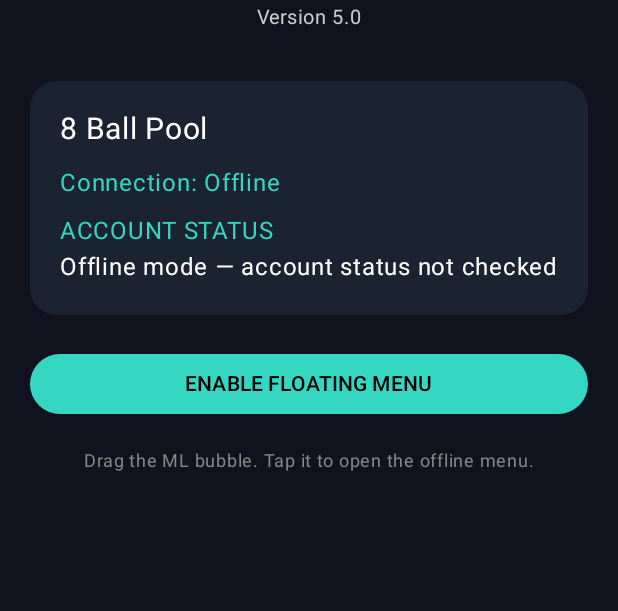
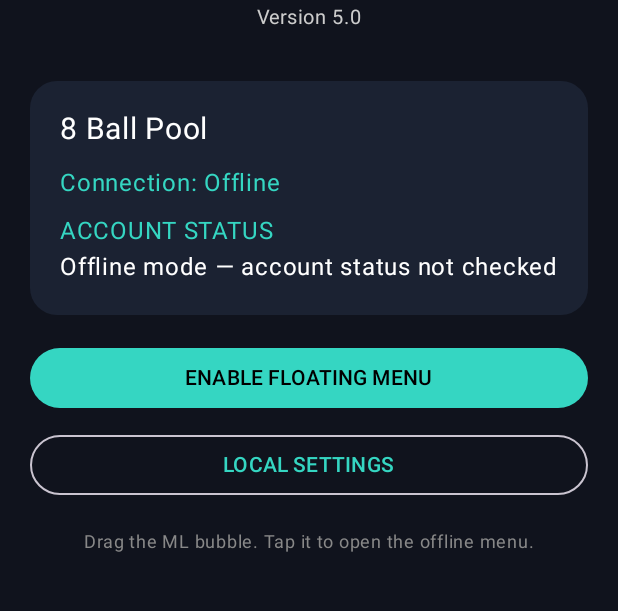
Before and after one commit to Abbas2487248/AbbasSaad, an Android app built with Jetpack Compose: the screen it shows after launch (MainActivity), on a phone screen of 412 x 824 dp, the part 127-738 px from its top. Run offline under Robolectric (Android 15) with nearby library versions, the phone set to English and light mode, and no system bars.

Commit message:
Add local settings screen entry point

```diff
--- a/app/src/main/java/co/magiclines/apk2/MainActivity.kt
+++ b/app/src/main/java/co/magiclines/apk2/MainActivity.kt
@@ -22,7 +22,12 @@ import androidx.compose.ui.unit.sp
 class MainActivity : ComponentActivity() {
     override fun onCreate(savedInstanceState: Bundle?) {
         super.onCreate(savedInstanceState)
-        setContent { MagicLinesScreen(onEnableFloating = { enableFloatingMenu() }) }
+        setContent {
+            MagicLinesScreen(
+                onEnableFloating = { enableFloatingMenu() },
+                onOpenSettings = { openLocalSettings() }
+            )
+        }
     }
 
     override fun onResume() {
@@ -40,10 +45,14 @@ class MainActivity : ComponentActivity() {
             startService(Intent(this, FloatingMenuService::class.java))
         }
     }
+
+    private fun openLocalSettings() {
+        startActivity(Intent(this, LocalSettingsActivity::class.java))
+    }
 }
 
 @Composable
-fun MagicLinesScreen(onEnableFloating: () -> Unit) {
+fun MagicLinesScreen(onEnableFloating: () -> Unit, onOpenSettings: () -> Unit) {
     val background = Color(0xFF10131D)
     val panel = Color(0xFF1B2232)
     val accent = Color(0xFF35D6C2)
@@ -72,7 +81,7 @@ fun MagicLinesScreen(onEnableFloating: () -> Unit) {
                     Text(status, color = Color.White)
                 }
             }
-            Spacer(Modifier.height(22.dp))
+            Spacer(Modifier.height(18.dp))
             Button(
                 onClick = {
                     status = "Enable display-over-other-apps permission, then return here. The floating button will appear."
@@ -80,15 +89,13 @@ fun MagicLinesScreen(onEnableFloating: () -> Unit) {
                 },
                 modifier = Modifier.fillMaxWidth(),
                 colors = ButtonDefaults.buttonColors(containerColor = accent)
-            ) {
-                Text("ENABLE FLOATING MENU", color = Color.Black)
+            ) { Text("ENABLE FLOATING MENU", color = Color.Black) }
+            Spacer(Modifier.height(10.dp))
+            OutlinedButton(onClick = onOpenSettings, modifier = Modifier.fillMaxWidth()) {
+                Text("LOCAL SETTINGS", color = accent)
             }
             Spacer(Modifier.height(15.dp))
-            Text(
-                "Drag the ML bubble. Tap it to open the offline menu.",
-                color = Color.Gray,
-                fontSize = 12.sp
-            )
+            Text("Drag the ML bubble. Tap it to open the offline menu.", color = Color.Gray, fontSize = 12.sp)
         }
     }
 }
```
